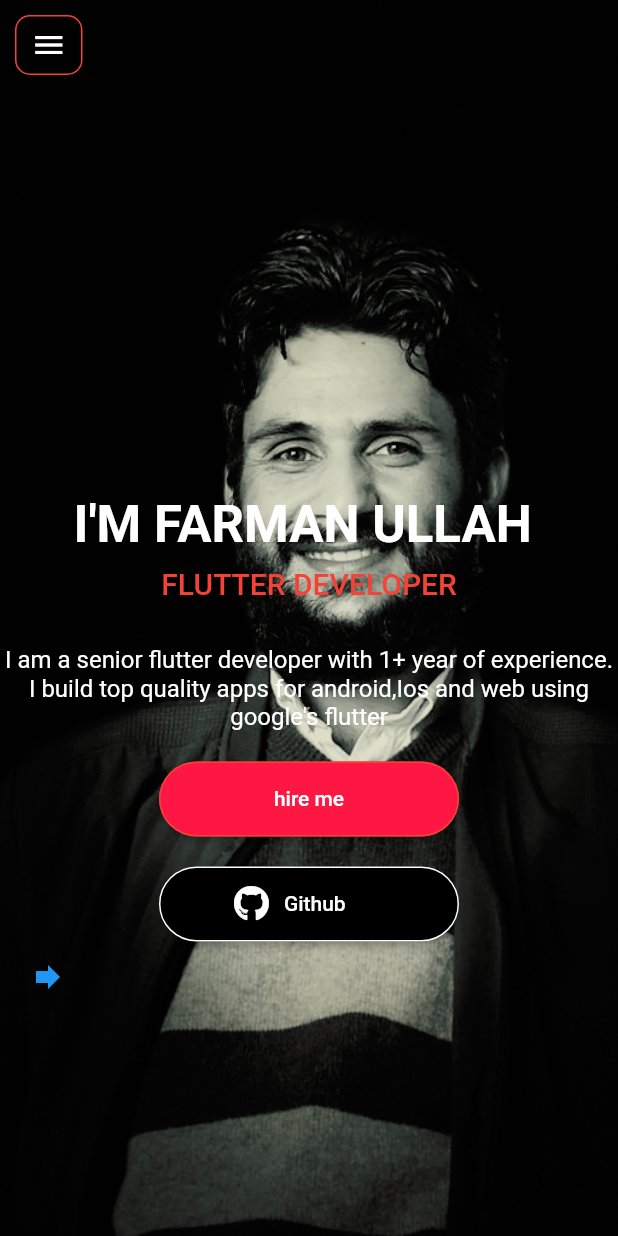
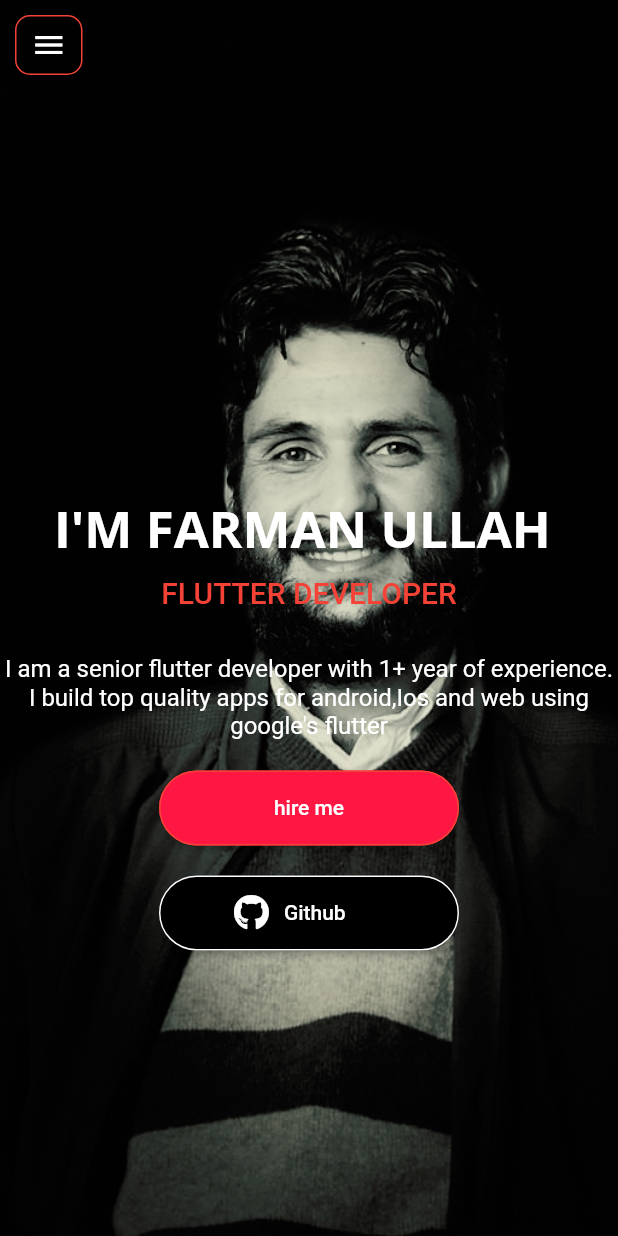
Before and after one commit to farmanullahQAU/my-portfolio, a Flutter app: the About screen opened by its route, after a tap on the "menu" icon, after a tap on "HOME", on a phone screen of 412 x 824 dp. Run offline on Flutter 3.47's test engine with Material 2 defaults, Android fonts, the phone set to English and light mode, and no system bars; our stand-ins replace carousel_slider, cloud_firestore, firebase_core, flutter_staggered_animations, font_awesome_flutter, get and 3 more; accounts and stored records are empty; statements that could not run were skipped.

Commit message:
google fonts added

```diff
--- a/lib/app_theme.dart
+++ b/lib/app_theme.dart
@@ -1,19 +1,22 @@
 
 import 'package:flutter/material.dart';
+import 'package:google_fonts/google_fonts.dart';
 
 class AppTheme {
   static const blueDarkPrimaryColor = Color.fromARGB(255, 8, 135, 238);
 
 
   static final blueTheme = ThemeData(
+textTheme: GoogleFonts.openSansTextTheme(
 
+  TextTheme(headline4: TextStyle(color: Colors.white))
+),
+// textTheme: GoogleFonts.montserratTextTheme(
 
+//   TextTheme(headline4: TextStyle(color: Colors.white))
+// ),
     iconTheme: const IconThemeData(color: Colors.black54),
-    textTheme: const TextTheme(
-      headlineLarge: TextStyle(color: Colors.white),
-headlineMedium: TextStyle(color:Colors.white),
 
-      titleSmall: TextStyle(color: blueDarkPrimaryColor)),
     primaryColor: blueDarkPrimaryColor,
     floatingActionButtonTheme: const FloatingActionButtonThemeData(
       backgroundColor: Colors.black,
--- a/lib/textstyles.dart
+++ b/lib/textstyles.dart
@@ -1,5 +1,6 @@
 import 'package:flutter/material.dart';
 import 'package:get/get.dart';
+import 'package:google_fonts/google_fonts.dart';
 
 class TextStyles {
   static TextStyle? body1 = Theme.of(Get.context!).textTheme.bodyText1;
@@ -14,30 +15,19 @@ class TextStyles {
   static TextStyle? heading6 = Theme.of(Get.context!).textTheme.headline6;
   static TextStyle? bodyLarge = Theme.of(Get.context!).textTheme.bodyLarge;
 
-//headline theme
 
-  static TextStyle? headlin1 = Theme.of(Get.context!).textTheme.headline6;
+
+
+  static TextStyle? headingTextStyle = heading5?.copyWith(fontWeight: FontWeight.bold,color: Colors.red);
 
 
 
 
 
-  // static TextStyle? getNavigationBarItemColor(int index) {
-  //   return Theme.of(Get.context!).textTheme.subtitle1?.copyWith(
-  //       color: Get.find<HomeController>().currentIdex == index
-  //           ? Colors.cyan[200]
-  //           : null);
-  // }
 
 
-  //MY SKILLS PAGE TEXTSTYLES
 
-  static TextStyle? skillsTitleTextStyle = Theme.of(Get.context!).textTheme.subtitle1?.copyWith(
-    fontWeight: FontWeight.bold,
-    letterSpacing: 1,
-    color: Colors.white);
-      static TextStyle? skillsDescTextStyle = Theme.of(Get.context!).textTheme.subtitle1?.copyWith(
-    color: Colors.white);
+
 
 
 }
--- a/lib/views/about/about_view.dart
+++ b/lib/views/about/about_view.dart
@@ -45,11 +45,52 @@ class About extends GetView<AboutViewController> {
             */
 
 
-            SizeTransition(
+            SingleChildScrollView(
+              child: Container(
+                height: 700,
+
+                child: Column(
+                  mainAxisAlignment: MainAxisAlignment.center,
+                  children: [
+                Expanded(child: Align(
+
+                  alignment: Alignment.center,
+                  child: _addAboutContents(screenWidth, context))),
+
+
+                  ],
+                ),
+              ),
+            ),
+
+
+
+
+
+        //shows drawer for mobile and menu row for tablet and desktop
+          Header(onTap: (){
+
+            //open and close drawer for mobile view
+            Get.find<MenuController>().controlAboutMenu();
+
+
+          },),
+          ],
+        ),
+
+
+
+
+      ),
+    );
+  }
+
+  SizeTransition _addAboutContents(double screenWidth, BuildContext context) {
+    return SizeTransition(
 
                   sizeFactor: controller.aboutAnimation,
             axis: Axis.horizontal,
-              axisAlignment: -1,
+            axisAlignment: 0.0,
             child: ResponsiveWidget(
               largeScreen:
 
@@ -124,7 +165,8 @@ class About extends GetView<AboutViewController> {
                       crossAxisAlignment: CrossAxisAlignment.start,
                       children: [
 
-                         Text(aboutMe.capitalizeFirst!,style: TextStyles.heading3?.copyWith(color: Colors.white),),
+                       Text(aboutMe.toUpperCase(),style:TextStyles.headingTextStyle),
+                       SizedBox(height: 10,),
                        Text(aboutDescription,textAlign: TextAlign.justify,
 
                        style: TextStyles.subtitle1?.copyWith(color: Colors.white),
@@ -236,25 +278,6 @@ class About extends GetView<AboutViewController> {
 
 
             ),
-            ),
-
-
-
-        //shows drawer for mobile and menu row for tablet and desktop
-          Header(onTap: (){
-
-            //open and close drawer for mobile view
-            Get.find<MenuController>().controlAboutMenu();
-
-
-          },),
-          ],
-        ),
-
-
-
-
-      ),
           );
   }
 
--- a/lib/views/home_view.dart
+++ b/lib/views/home_view.dart
@@ -73,17 +73,14 @@ Container(
 
         SizedBox(height: height*0.4,),
         IntroView(screenWidth:  screenWidth,),
-           TextButton(onPressed: (){
 
-Get.find<SkillViewController>().pageController.animateToPage(Get.find<SkillViewController>().currentPageValue.floor(), duration: Duration(milliseconds: 200), curve: Curves.linear);
-
-        }, child: Icon(Icons.forward)),
 
         SizedBox(height: 300,),
         Container(
-          color: Colors.black,
-margin: EdgeInsets.only(left: screenWidth*0.1),
-          child: SkillsView())
+
+          height: height*0.2,
+          color: Colors.black.withOpacity(0.4),
+          )
       ],
     ),
   )
--- a/lib/views/intro_view.dart
+++ b/lib/views/intro_view.dart
@@ -73,18 +73,17 @@ class HomeContents extends StatelessWidget {
             RichText(
               text: TextSpan(
             text: "I'M ",
-            style: TextStyles.heading4?.copyWith(fontWeight: FontWeight.bold),
+            style: TextStyles.heading4?.copyWith(fontWeight: FontWeight.normal),
             children: <TextSpan>[
               TextSpan(
                   text: "${myName.toUpperCase()} ",
-                  style: TextStyles.heading4
-                      ?.copyWith(fontWeight: FontWeight.bold)),
+                  style: TextStyles.heading4?.copyWith(fontWeight: FontWeight.bold)),
             ],
               ),
             ),
           Padding(
             padding: const EdgeInsets.only(top:8.0,bottom: 10),
-            child: Text(designation.toUpperCase(),style: TextStyles.heading6?.copyWith(color: Colors.red),),
+            child: Text(designation.toUpperCase(),style: TextStyles.headingTextStyle),
           ),
             SizedBox(
               width: screenWidth*0.4,
--- a/lib/views/skills/skills_view.dart
+++ b/lib/views/skills/skills_view.dart
@@ -17,7 +17,7 @@ class SkillsView extends GetView<SkillViewController> {
 
     return CarouselSlider(
   options: CarouselOptions(
-
+    enableInfiniteScroll: false,
     pauseAutoPlayOnManualNavigate: true,
     height: 400.0,autoPlay: true,pageSnapping: false,disableCenter: true,viewportFraction: 1.0),
   items:controller.skills.map((i) {
```
Lines whose indentation alone changed are shown as unchanged.
